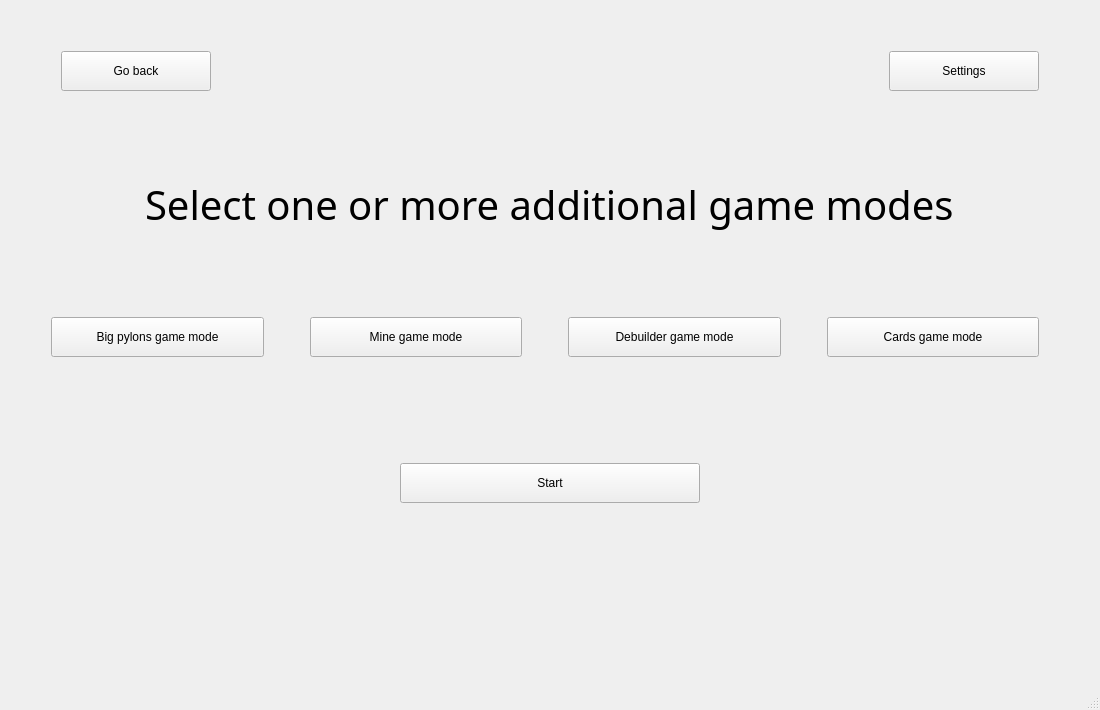
Qt form GUI/GameModeWindow.ui (Offuru/Left-4-Code) before a commit.
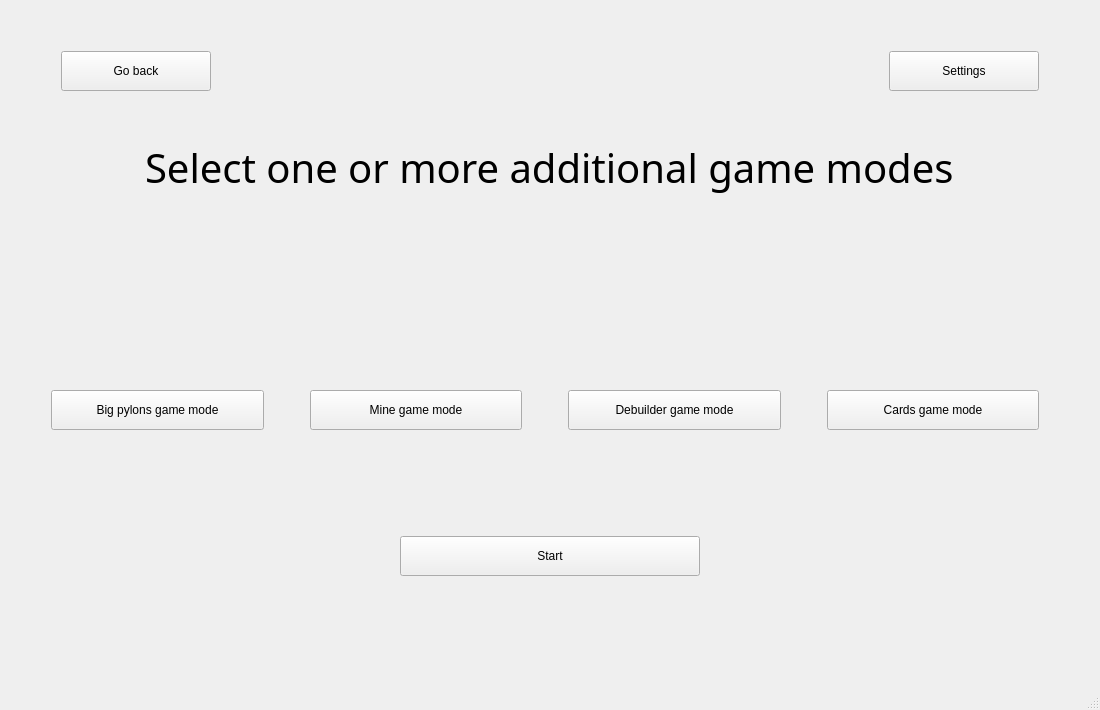
The same form after that commit. Icons and pictures are not drawn.

Commit message: Added images for game modes and exploded pylons Fixed debuilder

```diff
--- a/GUI/GameModeWindow.ui
+++ b/GUI/GameModeWindow.ui
@@ -126,7 +126,146 @@
      </widget>
     </item>
     <item>
-     <layout class="QGridLayout" name="gridLayout_2"/>
+     <layout class="QGridLayout" name="gridLayout_2">
+      <item row="0" column="7">
+       <widget class="QLabel" name="cardsImageLabel">
+        <property name="text">
+         <string/>
+        </property>
+        <property name="pixmap">
+         <pixmap>Static files/Images/Game modes images/Cards.png</pixmap>
+        </property>
+        <property name="alignment">
+         <set>Qt::AlignCenter</set>
+        </property>
+       </widget>
+      </item>
+      <item row="0" column="1">
+       <widget class="QLabel" name="bigPylonsImageLabel">
+        <property name="text">
+         <string/>
+        </property>
+        <property name="pixmap">
+         <pixmap>Static files/Images/Game modes images/Big Pylons Game Mode.png</pixmap>
+        </property>
+        <property name="alignment">
+         <set>Qt::AlignCenter</set>
+        </property>
+       </widget>
+      </item>
+      <item row="0" column="2">
+       <spacer name="horizontalSpacer_12">
+        <property name="orientation">
+         <enum>Qt::Horizontal</enum>
+        </property>
+        <property name="sizeType">
+         <enum>QSizePolicy::Fixed</enum>
+        </property>
+        <property name="sizeHint" stdset="0">
+         <size>
+          <width>40</width>
+          <height>20</height>
+         </size>
+        </property>
+       </spacer>
+      </item>
+      <item row="0" column="4">
+       <spacer name="horizontalSpacer_13">
+        <property name="orientation">
+         <enum>Qt::Horizontal</enum>
+        </property>
+        <property name="sizeType">
+         <enum>QSizePolicy::Fixed</enum>
+        </property>
+        <property name="sizeHint" stdset="0">
+         <size>
+          <width>40</width>
+          <height>20</height>
+         </size>
+        </property>
+       </spacer>
+      </item>
+      <item row="0" column="6">
+       <spacer name="horizontalSpacer_14">
+        <property name="orientation">
+         <enum>Qt::Horizontal</enum>
+        </property>
+        <property name="sizeType">
+         <enum>QSizePolicy::Fixed</enum>
+        </property>
+        <property name="sizeHint" stdset="0">
+         <size>
+          <width>40</width>
+          <height>20</height>
+         </size>
+        </property>
+       </spacer>
+      </item>
+      <item row="0" column="3">
+       <widget class="QLabel" name="mineImageLabel">
+        <property name="sizePolicy">
+         <sizepolicy hsizetype="Preferred" vsizetype="Preferred">
+          <horstretch>0</horstretch>
+          <verstretch>0</verstretch>
+         </sizepolicy>
+        </property>
+        <property name="text">
+         <string/>
+        </property>
+        <property name="pixmap">
+         <pixmap>Static files/Images/Game modes images/Nuclear Blast.png</pixmap>
+        </property>
+        <property name="alignment">
+         <set>Qt::AlignCenter</set>
+        </property>
+       </widget>
+      </item>
+      <item row="0" column="5">
+       <widget class="QLabel" name="debuilderImageLabel">
+        <property name="text">
+         <string/>
+        </property>
+        <property name="pixmap">
+         <pixmap>Static files/Images/Game modes images/Bob The Builder.png</pixmap>
+        </property>
+        <property name="alignment">
+         <set>Qt::AlignCenter</set>
+        </property>
+       </widget>
+      </item>
+      <item row="0" column="0">
+       <spacer name="horizontalSpacer_8">
+        <property name="orientation">
+         <enum>Qt::Horizontal</enum>
+        </property>
+        <property name="sizeType">
+         <enum>QSizePolicy::Fixed</enum>
+        </property>
+        <property name="sizeHint" stdset="0">
+         <size>
+          <width>40</width>
+          <height>20</height>
+         </size>
+        </property>
+       </spacer>
+      </item>
+      <item row="0" column="8">
+       <spacer name="horizontalSpacer_15">
+        <property name="orientation">
+         <enum>Qt::Horizontal</enum>
+        </property>
+        <property name="sizeType">
+         <enum>QSizePolicy::Fixed</enum>
+        </property>
+        <property name="sizeHint" stdset="0">
+         <size>
+          <width>40</width>
+          <height>20</height>
+         </size>
+        </property>
+       </spacer>
+      </item>
+     </layout>
     </item>
     <item>
      <layout class="QHBoxLayout" name="horizontalLayout">
```
The commit also changes 11 other files.
